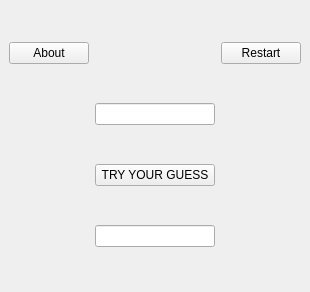
Before: the Qt Designer form GUI (Qt)/Assignment 19/guessing number/main.ui in Amirreza1h1/Pylearn, drawn with Qt 5.
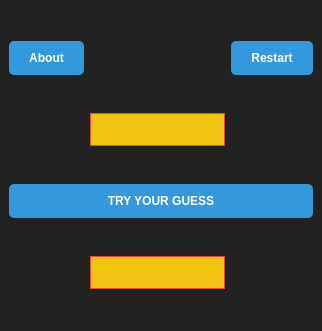
After: the same form once the commit is applied.

The edit to the form file:
```diff
--- a/GUI (Qt)/Assignment 19/guessing number/main.ui
+++ b/GUI (Qt)/Assignment 19/guessing number/main.ui
@@ -6,13 +6,41 @@
    <rect>
     <x>0</x>
     <y>0</y>
-    <width>310</width>
-    <height>292</height>
+    <width>322</width>
+    <height>331</height>
    </rect>
   </property>
   <property name="windowTitle">
    <string>MainWindow</string>
   </property>
+  <property name="styleSheet">
+   <string notr="true"> QWidget {
+            background-color: #222222;
+        }
+
+QPushButton {
+            background-color: #3498db;
+            color: white;
+            border-radius: 5px;
+            padding: 10px 20px;
+            font-weight: bold;
+        }
+        
+        QPushButton:hover {
+            background-color: #2980b9;
+        }
+        
+        QLineEdit {
+            background-color: #f1c40f;
+            color: black;
+            border-style: solid;
+            border-width: 1px;
+            border-color: #e74c3c;
+            padding: 5px;
+            font-size: 16px;
+            font-weight: bold;
+        }</string>
+  </property>
   <widget class="QWidget" name="centralwidget">
    <layout class="QGridLayout" name="gridLayout">
     <item row="0" column="2">
@@ -64,7 +92,7 @@
       </property>
      </widget>
     </item>
-    <item row="2" column="1">
+    <item row="2" column="0" colspan="3">
      <widget class="QPushButton" name="guess">
       <property name="sizePolicy">
        <sizepolicy hsizetype="Minimum" vsizetype="Maximum">
```
